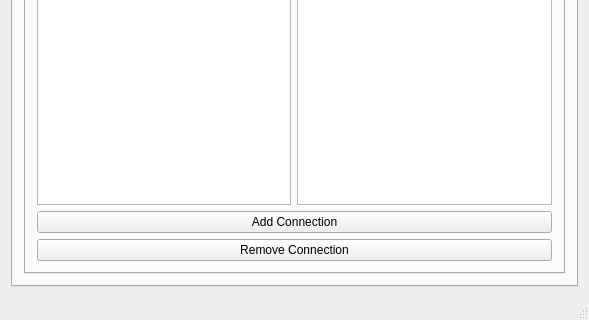
First picture: the form in vika3/week3/mainwindow.ui, repository axelboga/hopur32, before the edit; both pictures show x 0 to 589 and y 322 to 642 of the 589 by 642 pixel window.
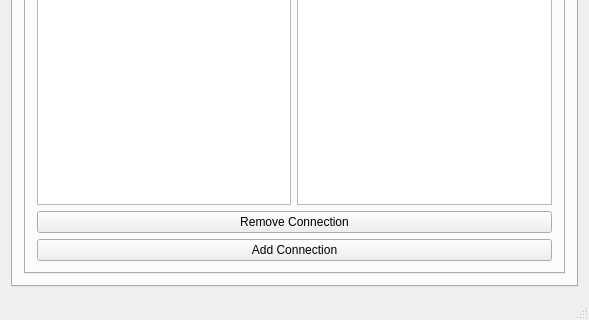
Second picture: the form after the edit. The open tabs and pages were chosen to show the change. Icons and pictures are not drawn.

Commit message: Resize tab og UI fiff

The edit to the form file:
```diff
--- a/vika3/week3/mainwindow.ui
+++ b/vika3/week3/mainwindow.ui
@@ -414,17 +414,6 @@
                <layout class="QVBoxLayout" name="verticalLayout_16">
                 <item>
                  <layout class="QVBoxLayout" name="verticalLayout_17">
-                  <item>
-                   <widget class="QPushButton" name="button_add_scientist_connection">
-                    <property name="text">
-                     <string>Add Connection</string>
-                    </property>
-                    <property name="icon">
-                     <iconset resource="myndir.qrc">
-                      <normaloff>:/icons/tengi2.jpg</normaloff>:/icons/tengi2.jpg</iconset>
-                    </property>
-                   </widget>
-                  </item>
                   <item>
                    <widget class="QPushButton" name="button_remove_scientist_connection">
                     <property name="enabled">
@@ -439,6 +428,17 @@
                     </property>
                    </widget>
                   </item>
+                  <item>
+                   <widget class="QPushButton" name="button_add_scientist_connection">
+                    <property name="text">
+                     <string>Add Connection</string>
+                    </property>
+                    <property name="icon">
+                     <iconset resource="myndir.qrc">
+                      <normaloff>:/icons/tengi2.jpg</normaloff>:/icons/tengi2.jpg</iconset>
+                    </property>
+                   </widget>
+                  </item>
                  </layout>
                 </item>
                </layout>
```
Left out of the diff: 26 changed lines with no effect on the pictures. The commit also changes 4 other files.
